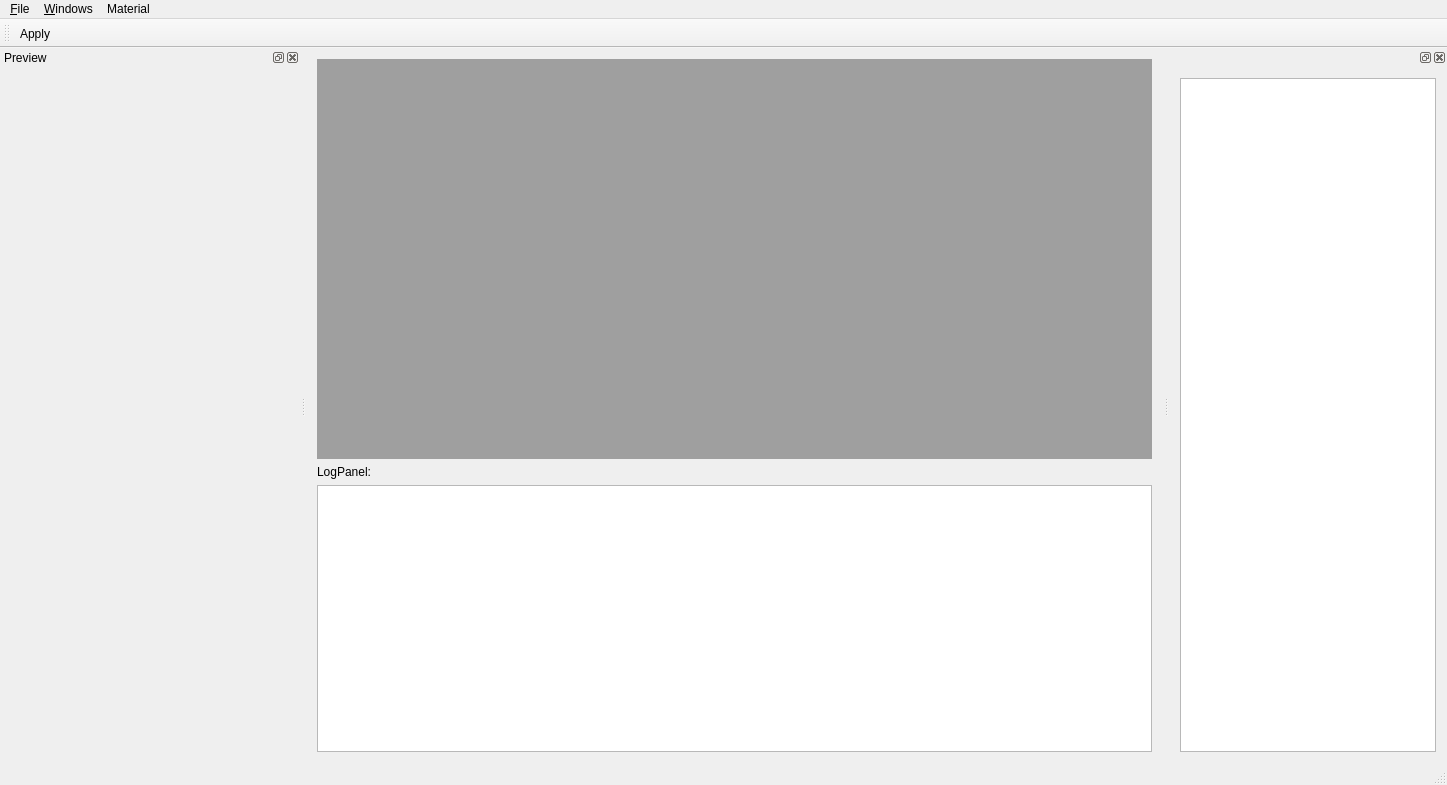
This is Src/mainwindow.ui in ironsteel/QtOME as Qt 5 draws it before an edit. The edited form follows.
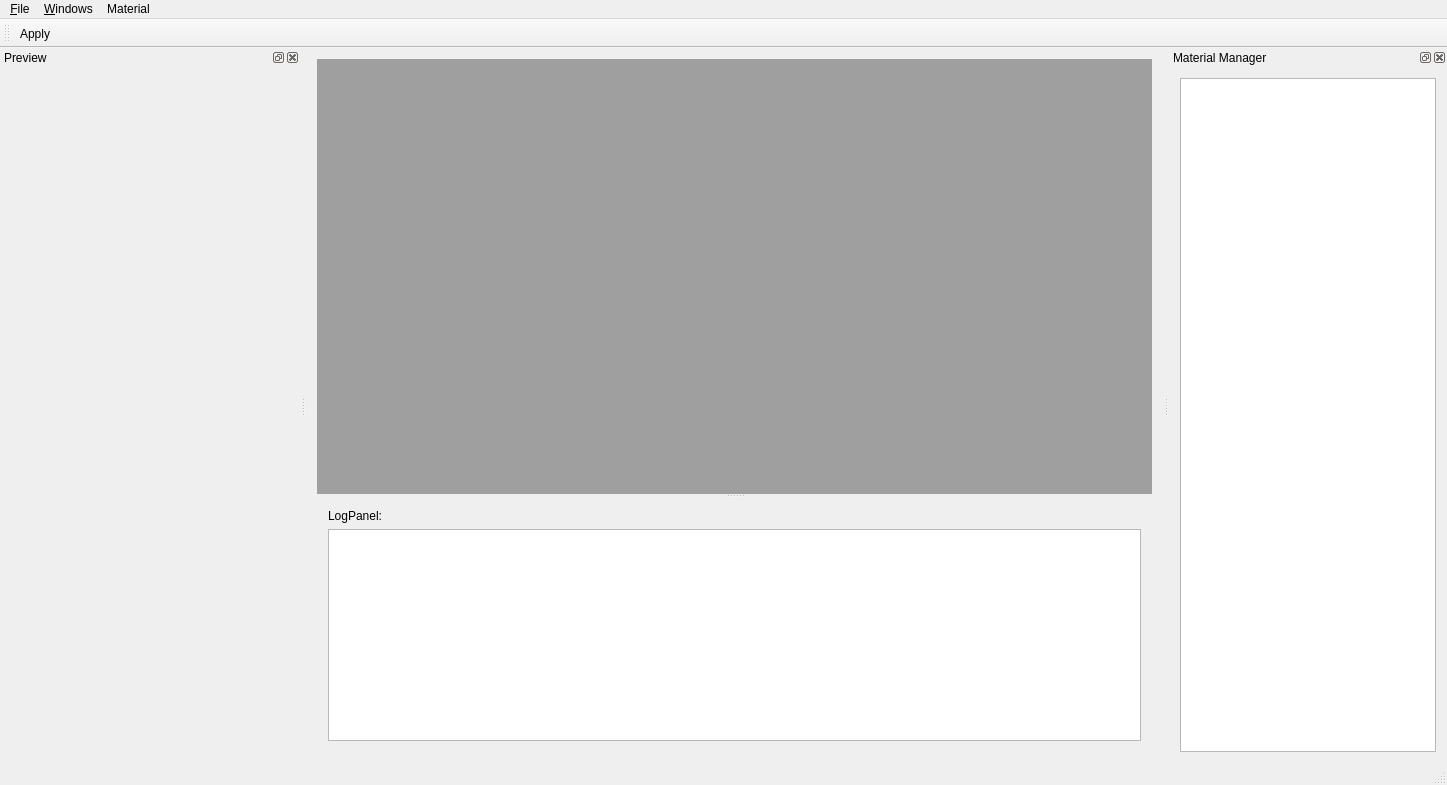
This is the edited form. Icons and pictures are not drawn. Custom widgets are drawn as their Qt base class.

Commit message: log box is now in a splitter and can be resized

```diff
--- a/Src/mainwindow.ui
+++ b/Src/mainwindow.ui
@@ -14,8 +14,12 @@
    <string>QtOME</string>
   </property>
   <widget class="QWidget" name="centralWidget">
-   <layout class="QVBoxLayout" name="verticalLayout">
+   <layout class="QVBoxLayout" name="verticalLayout_5">
     <item>
+     <widget class="QSplitter" name="splitter">
+      <property name="orientation">
+       <enum>Qt::Vertical</enum>
+      </property>
      <widget class="QMdiArea" name="mdiArea">
       <widget class="QWidget" name="subwindow_2">
        <property name="enabled">
@@ -37,7 +41,7 @@
        <property name="windowTitle">
         <string>Subwindow</string>
        </property>
-       <layout class="QVBoxLayout" name="verticalLayout_5">
+        <layout class="QVBoxLayout" name="verticalLayout_7">
         <item>
          <widget class="CgEdit" name="VP"/>
         </item>
@@ -54,7 +58,8 @@
        </layout>
       </widget>
      </widget>
-    </item>
+      <widget class="QWidget" name="widget" native="true">
+       <layout class="QVBoxLayout" name="verticalLayout">
     <item>
      <widget class="QLabel" name="label">
       <property name="text">
@@ -63,7 +68,18 @@
      </widget>
     </item>
     <item>
-     <widget class="QPlainTextEdit" name="logPanel"/>
+         <widget class="QPlainTextEdit" name="logPanel">
+          <property name="baseSize">
+           <size>
+            <width>0</width>
+            <height>200</height>
+           </size>
+          </property>
+         </widget>
+        </item>
+       </layout>
+      </widget>
+     </widget>
     </item>
    </layout>
   </widget>
@@ -180,6 +196,9 @@
    <addaction name="action_Apply"/>
   </widget>
   <widget class="QDockWidget" name="dockWidget">
+   <property name="windowTitle">
+    <string>Material Manager</string>
+   </property>
    <attribute name="dockWidgetArea">
     <number>2</number>
    </attribute>
```
Left out of the diff: 6 changed lines with no effect on the pictures. Lines whose indentation alone changed are shown as unchanged. The commit also changes 2 other files.
